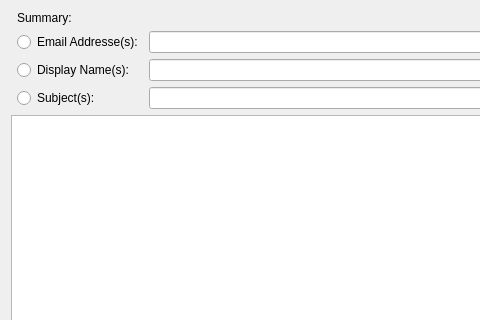
Old version of the form MainWindow/EmailView.ui in the repository towel42-com/RulesMaker; both pictures show x 0 to 480 and y 0 to 320 of the 1181 by 678 pixel window.
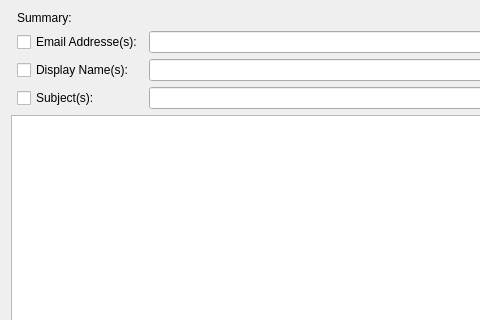
New version of the form.

Commit message: Allow for multiple filters at once

```diff
--- a/MainWindow/EmailView.ui
+++ b/MainWindow/EmailView.ui
@@ -33,27 +33,6 @@
      </property>
     </widget>
    </item>
-   <item row="1" column="1">
-    <widget class="QRadioButton" name="byEmailAddress">
-     <property name="text">
-      <string>Email Addresse(s):</string>
-     </property>
-    </widget>
-   </item>
-   <item row="3" column="1">
-    <widget class="QRadioButton" name="bySubjects">
-     <property name="text">
-      <string>Subject(s):</string>
-     </property>
-    </widget>
-   </item>
-   <item row="2" column="1">
-    <widget class="QRadioButton" name="byDisplayNames">
-     <property name="text">
-      <string>Display Name(s):</string>
-     </property>
-    </widget>
-   </item>
    <item row="2" column="2">
     <widget class="QLineEdit" name="displayNames">
      <property name="readOnly">
@@ -82,6 +61,30 @@
      </property>
     </widget>
    </item>
+   <item row="1" column="1">
+    <widget class="QCheckBox" name="byEmailAddress">
+     <property name="text">
+      <string>Email Addresse(s):</string>
+     </property>
+     <property name="checked">
+      <bool>false</bool>
+     </property>
+    </widget>
+   </item>
+   <item row="2" column="1">
+    <widget class="QCheckBox" name="byDisplayNames">
+     <property name="text">
+      <string>Display Name(s):</string>
+     </property>
+    </widget>
+   </item>
+   <item row="3" column="1">
+    <widget class="QCheckBox" name="bySubjects">
+     <property name="text">
+      <string>Subject(s):</string>
+     </property>
+    </widget>
+   </item>
   </layout>
  </widget>
  <tabstops>
```
The commit also changes 2 other files.
